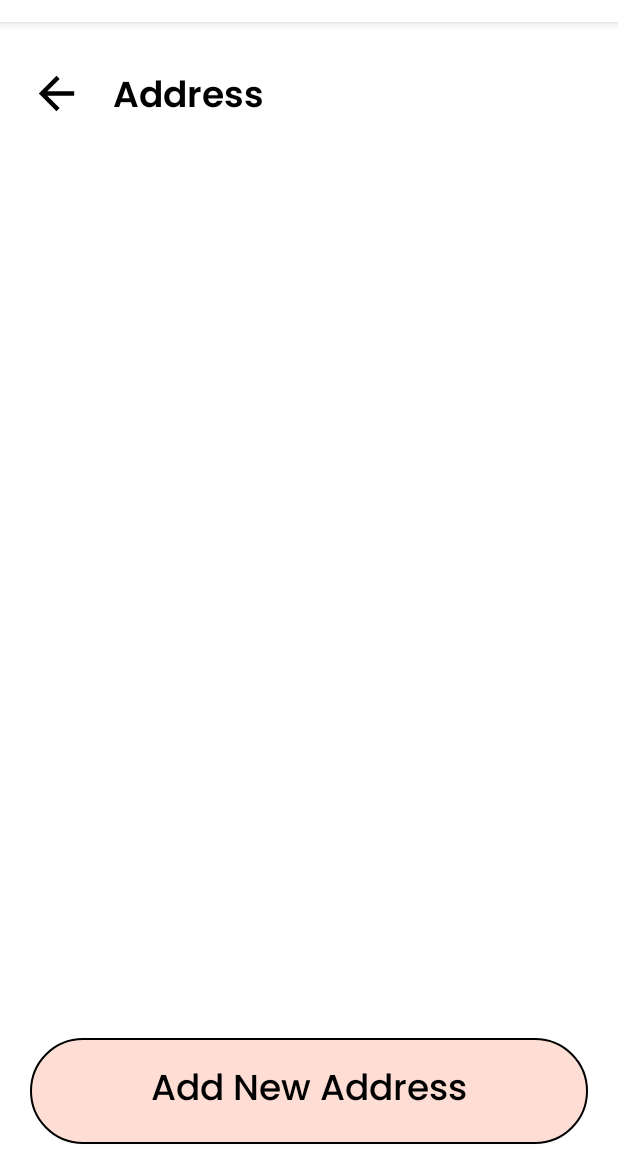
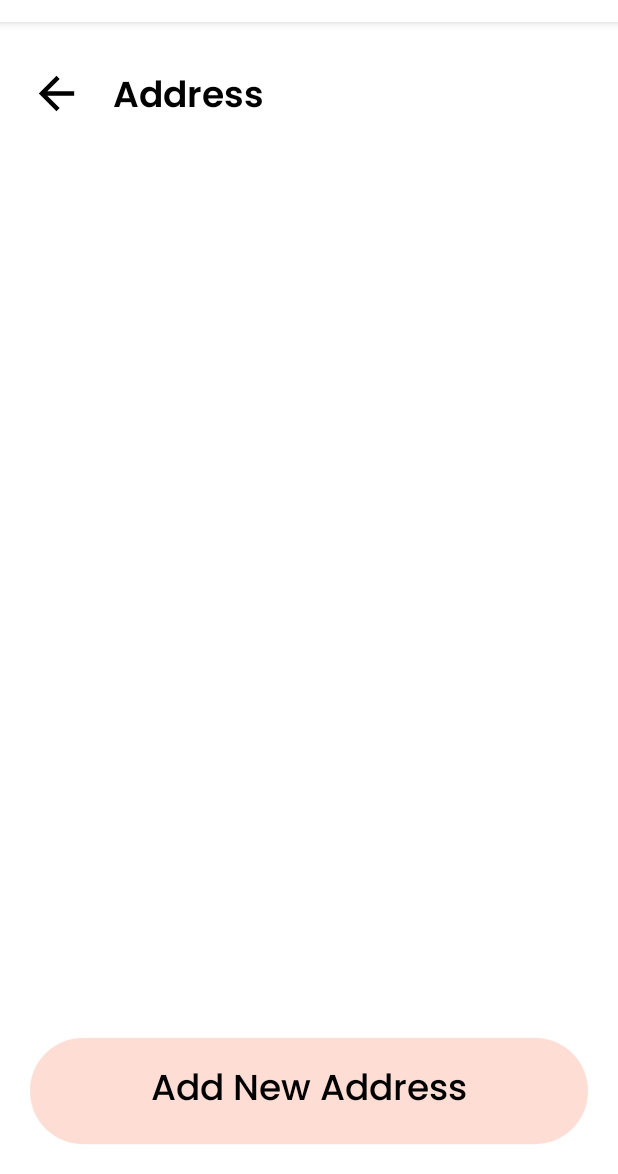
Before and after one commit to Rekt-Cat/Posito-Cabs, an Android app: the AddressActivity screen opened directly, with no data from a screen before it, on a phone screen of 412 x 824 dp, the part 62-1236 px from its top. Run offline under Robolectric (Android 15) with nearby library versions, the phone set to English and light mode, and no system bars.

Commit message:
some more progress

```diff
--- a/app/src/main/res/drawable/buttoncolourbg.xml
+++ b/app/src/main/res/drawable/buttoncolourbg.xml
@@ -3,6 +3,5 @@
 
     <solid android:color="#FEDED4"/>
     <corners android:radius="50dp"/>
-    <stroke android:width="1dp"
-        android:color="@color/black"/>
+
 </shape>
```
Also changed, not shown: app/src/main/res/drawable/editprofile.svg (deleted).
